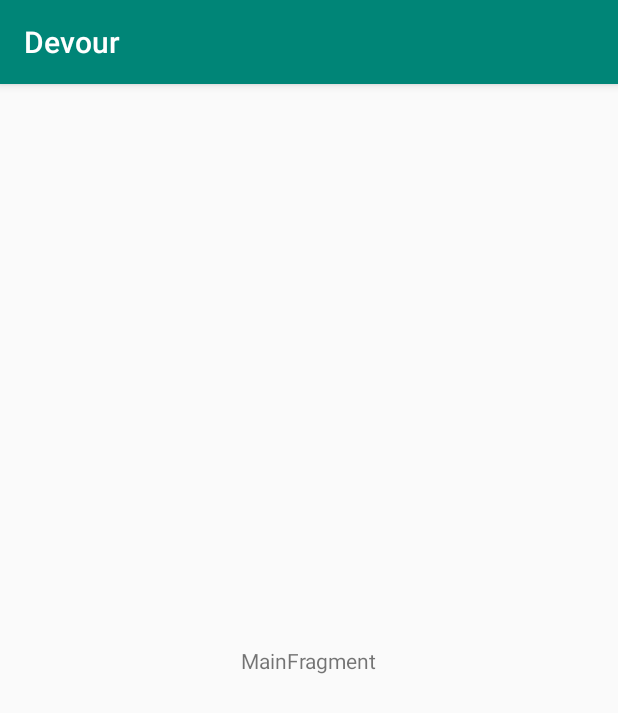
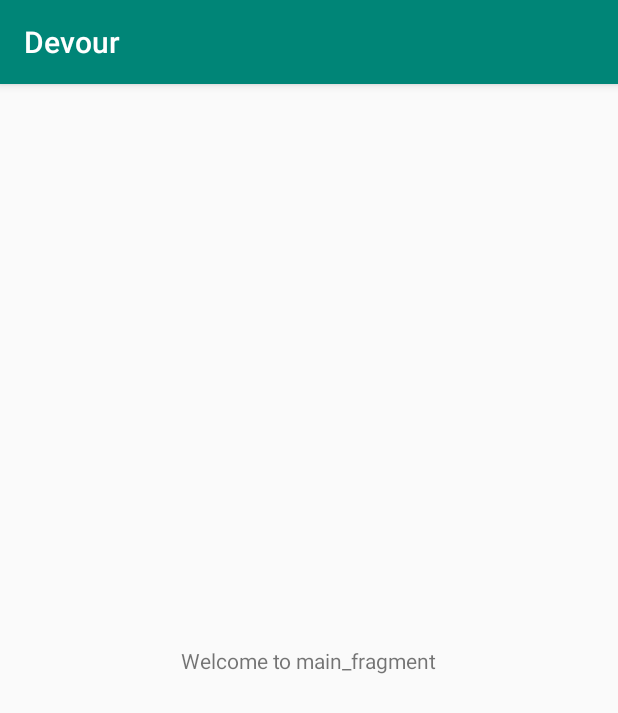
Before and after one commit to joaobzao/Devour, an Android app: the screen it shows after launch (DevourActivity), on a phone screen of 412 x 824 dp. Shown: the top 713 px of the screen. Run offline under Robolectric (Android 15) with nearby library versions, the phone set to English and light mode, and no system bars; our stand-ins replace Dagger/Hilt's generated code, data binding; 1 statement that could not run was skipped.

Commit message:
Plug viewmodel with databindin.

```diff
--- a/app/build.gradle
+++ b/app/build.gradle
@@ -20,6 +20,10 @@ android {
             proguardFiles getDefaultProguardFile('proguard-android.txt'), 'proguard-rules.pro'
         }
     }
+
+    dataBinding {
+        enabled true
+    }
 }
 
 dependencies {
--- a/app/src/main/java/com/joaozao/devour/DevourActivity.kt
+++ b/app/src/main/java/com/joaozao/devour/DevourActivity.kt
@@ -1,18 +1,18 @@
 package com.joaozao.devour
 
+import android.databinding.DataBindingUtil
 import android.os.Bundle
 import android.support.v7.app.AppCompatActivity
-import com.joaozao.devour.ui.main.MainFragment
+import com.joaozao.devour.databinding.MainActivityBinding
 
 class DevourActivity : AppCompatActivity() {
 
     override fun onCreate(savedInstanceState: Bundle?) {
         super.onCreate(savedInstanceState)
-        setContentView(R.layout.main_activity)
-        if (savedInstanceState == null) {
-            supportFragmentManager.beginTransaction()
-                    .replace(R.id.container, MainFragment.newInstance())
-                    .commitNow()
-        }
+
+        val binding : MainActivityBinding =
+                DataBindingUtil.setContentView(this, R.layout.main_activity)
+
+        binding.lifecycleOwner = this
     }
 }
--- a/app/src/main/java/com/joaozao/devour/ui/main/MainFragment.kt
+++ b/app/src/main/java/com/joaozao/devour/ui/main/MainFragment.kt
@@ -6,25 +6,27 @@ import android.support.v4.app.Fragment
 import android.view.LayoutInflater
 import android.view.View
 import android.view.ViewGroup
-import com.joaozao.devour.R
+import com.joaozao.devour.databinding.MainFragmentBinding
 
 class MainFragment : Fragment() {
 
-    companion object {
-        fun newInstance() = MainFragment()
-    }
-
+    private lateinit var binding: MainFragmentBinding
     private lateinit var viewModel: MainViewModel
 
     override fun onCreateView(inflater: LayoutInflater, container: ViewGroup?,
                               savedInstanceState: Bundle?): View {
-        return inflater.inflate(R.layout.main_fragment, container, false)
+
+        binding = MainFragmentBinding.inflate(inflater, container, false)
+        binding.lifecycleOwner = viewLifecycleOwner
+
+        return binding.root
     }
 
     override fun onActivityCreated(savedInstanceState: Bundle?) {
         super.onActivityCreated(savedInstanceState)
+
         viewModel = ViewModelProviders.of(this).get(MainViewModel::class.java)
-        // TODO: Use the ViewModel
+        binding.viewModel = viewModel
     }
 
 }
--- a/app/src/main/java/com/joaozao/devour/ui/main/MainViewModel.kt
+++ b/app/src/main/java/com/joaozao/devour/ui/main/MainViewModel.kt
@@ -3,5 +3,5 @@ package com.joaozao.devour.ui.main
 import android.arch.lifecycle.ViewModel
 
 class MainViewModel : ViewModel() {
-    // TODO: Implement the ViewModel
+    val welcome = "Welcome to main_fragment"
 }
--- a/app/src/main/res/layout/main_activity.xml
+++ b/app/src/main/res/layout/main_activity.xml
@@ -1,8 +1,13 @@
 <?xml version="1.0" encoding="utf-8"?>
+<layout xmlns:android="http://schemas.android.com/apk/res/android"
+    xmlns:app="http://schemas.android.com/apk/res-auto"
+    xmlns:tools="http://schemas.android.com/tools">
+
+    <data>
+
+    </data>
+
     <android.support.constraint.ConstraintLayout
-    xmlns:android="http://schemas.android.com/apk/res/android"
-    xmlns:app="http://schemas.android.com/apk/res-auto"
-    xmlns:tools="http://schemas.android.com/tools"
         android:layout_width="match_parent"
         android:layout_height="match_parent"
         tools:context=".DevourActivity">
@@ -21,3 +26,4 @@
             app:navGraph="@navigation/nav_graph" />
 
     </android.support.constraint.ConstraintLayout>
+</layout>
--- a/app/src/main/res/layout/main_fragment.xml
+++ b/app/src/main/res/layout/main_fragment.xml
@@ -1,7 +1,16 @@
 <?xml version="1.0" encoding="utf-8"?>
-<android.support.constraint.ConstraintLayout xmlns:android="http://schemas.android.com/apk/res/android"
+<layout xmlns:android="http://schemas.android.com/apk/res/android"
     xmlns:app="http://schemas.android.com/apk/res-auto"
-    xmlns:tools="http://schemas.android.com/tools"
+    xmlns:tools="http://schemas.android.com/tools">
+
+    <data>
+
+        <variable
+            name="viewModel"
+            type="com.joaozao.devour.ui.main.MainViewModel" />
+    </data>
+
+    <android.support.constraint.ConstraintLayout
         android:id="@+id/main"
         android:layout_width="match_parent"
         android:layout_height="match_parent"
@@ -11,10 +20,11 @@
             android:id="@+id/message"
             android:layout_width="wrap_content"
             android:layout_height="wrap_content"
-        android:text="MainFragment"
+            android:text="@{viewModel.welcome}"
             app:layout_constraintBottom_toBottomOf="parent"
             app:layout_constraintEnd_toEndOf="parent"
             app:layout_constraintStart_toStartOf="parent"
             app:layout_constraintTop_toTopOf="parent" />
 
     </android.support.constraint.ConstraintLayout>
+</layout>
```
Also changed, not shown: gradle/wrapper/gradle-wrapper.properties. Lines whose indentation alone changed are shown as unchanged.
